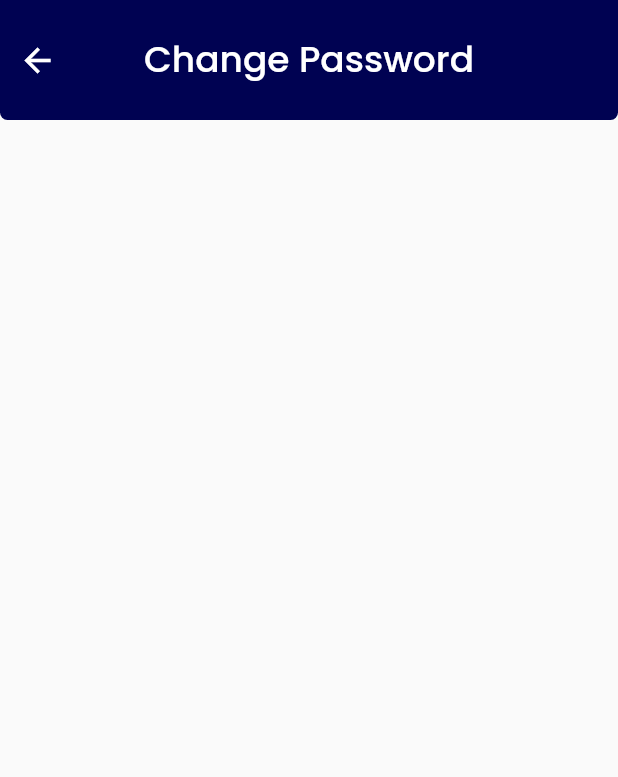
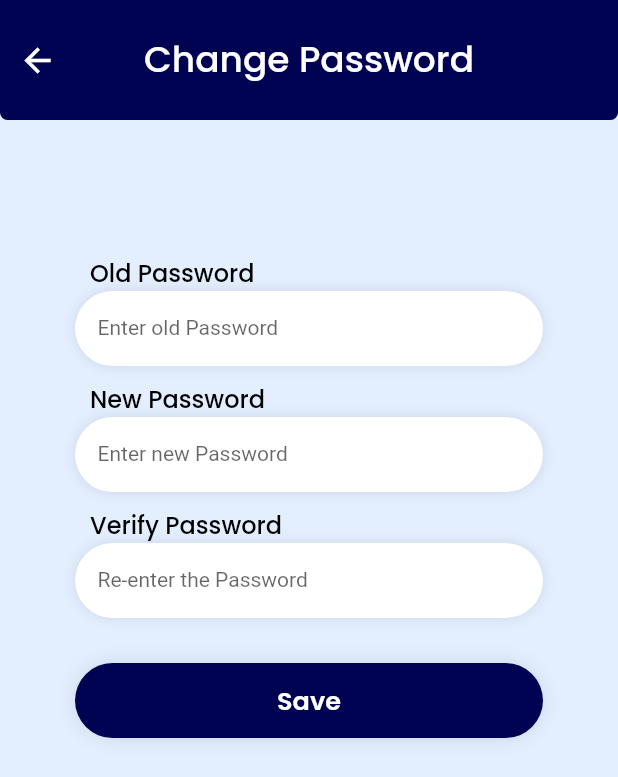
Before and after one commit to Husain-Zreik/Fatal-Breath, a Flutter app: the ChangePasswordScreen screen opened directly, on a phone screen of 412 x 824 dp. Shown: the top 777 px of the screen. Run offline on Flutter 3.47's test engine with Material 2 defaults, Android fonts, the phone set to English and light mode, and no system bars; our stand-ins replace dio, fluttericon, get, google_fonts, hexcolor, image_picker and 1 more; accounts and stored records are empty.

Commit message:
Frontend <> styled the change pass screen

```diff
--- a/fatal_breath_frontend/lib/screens/settings/change.password.screen.dart
+++ b/fatal_breath_frontend/lib/screens/settings/change.password.screen.dart
@@ -1,5 +1,9 @@
+import 'package:fatal_breath_frontend/utils/global.colors.dart';
+import 'package:fatal_breath_frontend/widgets/button.global.dart';
 import 'package:fatal_breath_frontend/widgets/secondary.appbar.dart';
+import 'package:fatal_breath_frontend/widgets/text.form.dart';
 import 'package:flutter/material.dart';
+import 'package:google_fonts/google_fonts.dart';
 
 class ChangePasswordScreen extends StatefulWidget {
   const ChangePasswordScreen({Key? key}) : super(key: key);
@@ -9,12 +13,113 @@ class ChangePasswordScreen extends StatefulWidget {
 }
 
 class _ChangePasswordScreenState extends State<ChangePasswordScreen> {
+  final TextEditingController verifypassController = TextEditingController();
+  final TextEditingController passwordController = TextEditingController();
+  final TextEditingController oldpasswordController = TextEditingController();
+
+  final _form = GlobalKey<FormState>();
+  bool successful = true;
+  String err = "";
+  bool validated() {
+    return _form.currentState!.validate();
+  }
+
+  passwordvalidator(value) {
+    if (value!.isEmpty) {
+      return "Please enter password";
+    }
+    if (value.length < 6) {
+      return "Should be minimum 6 characters";
+    }
+    return null;
+  }
+
+  verifypasswordvalidator(value) {
+    if (value!.isEmpty) {
+      return "Please re-enter your password";
+    }
+    if (value != passwordController.text) {
+      return "Passwords doesn't match";
+    }
+    return null;
+  }
+
   @override
   Widget build(BuildContext context) {
-    return const Scaffold(
-      appBar: PreferredSize(
+    return Scaffold(
+      appBar: const PreferredSize(
         preferredSize: Size.fromHeight(80),
         child: SecondaryAppBar(title: "Change Password"),
+      ),
+      backgroundColor: GlobalColors.bgColor,
+      body: SingleChildScrollView(
+        child: Center(
+          child: Padding(
+            padding: const EdgeInsets.fromLTRB(50, 60, 50, 0),
+            child: Form(
+              key: _form,
+              child: Column(
+                children: [
+                  const SizedBox(
+                    height: 30,
+                  ),
+                  TextForm(
+                    textInputType: TextInputType.text,
+                    controller: oldpasswordController,
+                    label: 'Old Password',
+                    hintText: 'Enter old Password',
+                    isPass: true,
+                    validator: passwordvalidator,
+                  ),
+                  const SizedBox(
+                    height: 10,
+                  ),
+                  TextForm(
+                    controller: passwordController,
+                    hintText: 'Enter new Password',
+                    textInputType: TextInputType.text,
+                    isPass: true,
+                    label: 'New Password',
+                    validator: passwordvalidator,
+                  ),
+                  const SizedBox(
+                    height: 10,
+                  ),
+                  TextForm(
+                    textInputType: TextInputType.text,
+                    controller: verifypassController,
+                    label: 'Verify Password',
+                    hintText: 'Re-enter the Password',
+                    isPass: true,
+                    validator: verifypasswordvalidator,
+                  ),
+                  const SizedBox(
+                    height: 30,
+                  ),
+                  ButtonGlobal(
+                      text: 'Save',
+                      bgColor: GlobalColors.mainColor,
+                      textColor: Colors.white,
+                      onBtnPressed: () {}),
+                  const SizedBox(
+                    height: 30,
+                  ),
+                  Text(
+                    err,
+                    style: GoogleFonts.poppins(
+                      color: GlobalColors.errColor,
+                      fontSize: 14,
+                      fontWeight: FontWeight.w500,
+                    ),
+                  ),
+                  const SizedBox(
+                    height: 10,
+                  ),
+                ],
+              ),
+            ),
+          ),
+        ),
       ),
     );
   }
--- a/fatal_breath_frontend/lib/screens/settings/edit.profile.screen.dart
+++ b/fatal_breath_frontend/lib/screens/settings/edit.profile.screen.dart
@@ -65,7 +65,7 @@ class _EditProfileScreenState extends State<EditProfileScreen> {
       body: SingleChildScrollView(
         child: Center(
           child: Padding(
-            padding: const EdgeInsets.fromLTRB(50, 40, 50, 0),
+            padding: const EdgeInsets.fromLTRB(50, 20, 50, 0),
             child: Column(
               children: [
                 Stack(children: [
@@ -124,7 +124,7 @@ class _EditProfileScreenState extends State<EditProfileScreen> {
                         validator: emailvalidator,
                       ),
                       SizedBox(
-                        height: 20,
+                        height: 30,
                       ),
                       ButtonGlobal(
                           text: 'Save',
```
